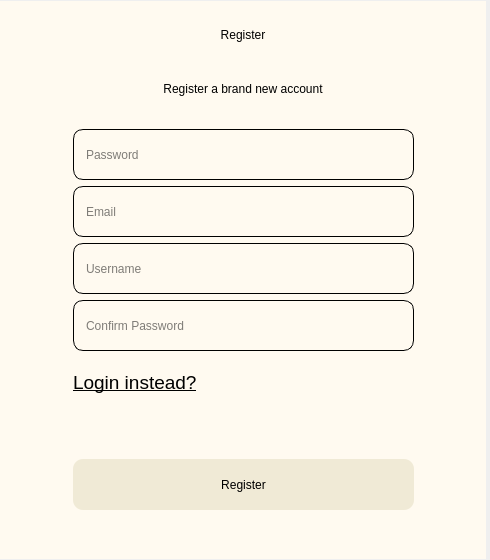
lakshya076/Cinematch, file UI/ui_startup.ui: the form before one commit.
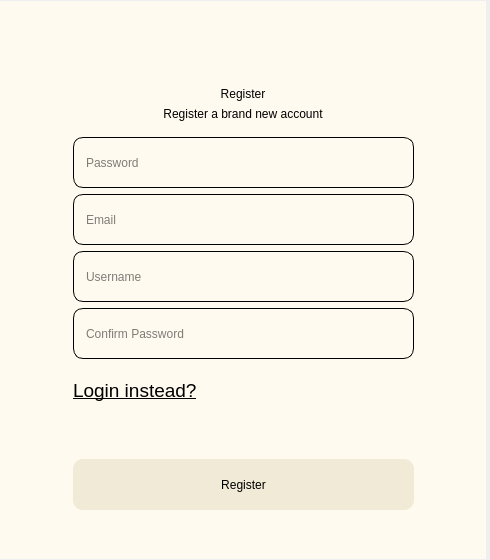
The form after the commit. The open tabs and pages were chosen to show the change.

What changed in the file:
```diff
--- a/UI/ui_startup.ui
+++ b/UI/ui_startup.ui
@@ -306,6 +306,19 @@
                   </widget>
                   <widget class="QWidget" name="signup">
                       <layout class="QVBoxLayout" name="verticalLayout_10">
+                          <item>
+                              <spacer name="verticalSpacer_28">
+                                  <property name="orientation">
+                                      <enum>Qt::Vertical</enum>
+                                  </property>
+                                  <property name="sizeHint" stdset="0">
+                                      <size>
+                                          <width>20</width>
+                                          <height>40</height>
+                                      </size>
+                                  </property>
+                              </spacer>
+                          </item>
                           <item>
                               <widget class="QLabel" name="registerlabel">
                                   <property name="styleSheet">
@@ -478,7 +491,7 @@
                                                       <enum>Qt::Vertical</enum>
                                                   </property>
                                                   <property name="sizeType">
-                                                      <enum>QSizePolicy::Fixed</enum>
+                                                      <enum>QSizePolicy::Expanding</enum>
                                                   </property>
                                                   <property name="sizeHint" stdset="0">
                                                       <size>
@@ -537,25 +550,14 @@
                                                   </item>
                                               </layout>
                                           </item>
-                                      </layout>
-                                  </item>
-                                  <item>
-                                      <spacer name="horizontalSpacer_6">
-                                          <property name="orientation">
-                                              <enum>Qt::Horizontal</enum>
-                                          </property>
-                                          <property name="sizeHint" stdset="0">
-                                              <size>
-                                                  <width>40</width>
-                                                  <height>20</height>
-                                              </size>
-                                          </property>
-                                      </spacer>
-                                  </item>
-                              </layout>
-                          </item>
                           <item>
                               <widget class="QLabel" name="error_register">
+                                                  <property name="minimumSize">
+                                                      <size>
+                                                          <width>0</width>
+                                                          <height>31</height>
+                                                      </size>
+                                                  </property>
                                   <property name="styleSheet">
                                       <string notr="true">font: 12pt &quot;MS Shell Dlg 2&quot;;
                                           color:red;
@@ -567,16 +569,14 @@
                               </widget>
                           </item>
                           <item>
-                              <layout class="QHBoxLayout" name="horizontalLayout_12">
-                                  <item>
-                                      <spacer name="horizontalSpacer_22">
+                                              <spacer name="verticalSpacer_27">
                                           <property name="orientation">
-                                              <enum>Qt::Horizontal</enum>
+                                                      <enum>Qt::Vertical</enum>
                                           </property>
                                           <property name="sizeHint" stdset="0">
                                               <size>
-                                                  <width>40</width>
-                                                  <height>20</height>
+                                                          <width>20</width>
+                                                          <height>10</height>
                                               </size>
                                           </property>
                                       </spacer>
@@ -603,8 +603,10 @@
                                           </property>
                                       </widget>
                                   </item>
+                                      </layout>
+                                  </item>
                                   <item>
-                                      <spacer name="horizontalSpacer_23">
+                                      <spacer name="horizontalSpacer_6">
                                           <property name="orientation">
                                               <enum>Qt::Horizontal</enum>
                                           </property>
```
Left out of the diff: 1 changed line with no effect on the pictures. Lines whose indentation alone changed are shown as unchanged.
